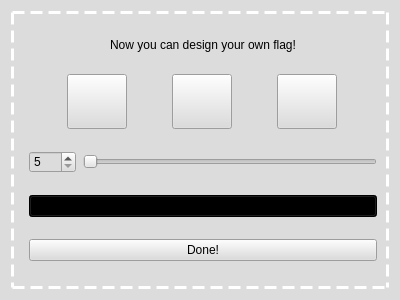
Before: the Qt Designer form finaldesignactivity.ui in zxjorge/EDApp, drawn with Qt 5.
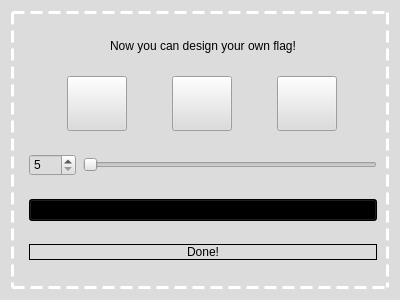
After: the same form once the commit is applied. Icons and pictures are not drawn. Custom widgets are drawn as their Qt base class.

The edit to the form file:
```diff
--- a/finaldesignactivity.ui
+++ b/finaldesignactivity.ui
@@ -45,6 +45,10 @@
             <verstretch>0</verstretch>
            </sizepolicy>
           </property>
+          <property name="styleSheet">
+           <string notr="true">font: 300 12pt &quot;Bookman Old Style&quot;;
+color: rgb(0, 0, 0);</string>
+          </property>
           <property name="text">
            <string>&lt;html&gt;&lt;head/&gt;&lt;body&gt;&lt;p&gt;Now you can design your own flag!&lt;/p&gt;&lt;/body&gt;&lt;/html&gt;</string>
           </property>
@@ -174,6 +178,11 @@
           <property name="enabled">
            <bool>true</bool>
           </property>
+          <property name="styleSheet">
+           <string notr="true">font: 300 14pt &quot;Bookman Old Style&quot;;
+background-color: transparent;
+border: 1px solid black;</string>
+          </property>
           <property name="text">
            <string>Done!</string>
           </property>
```
